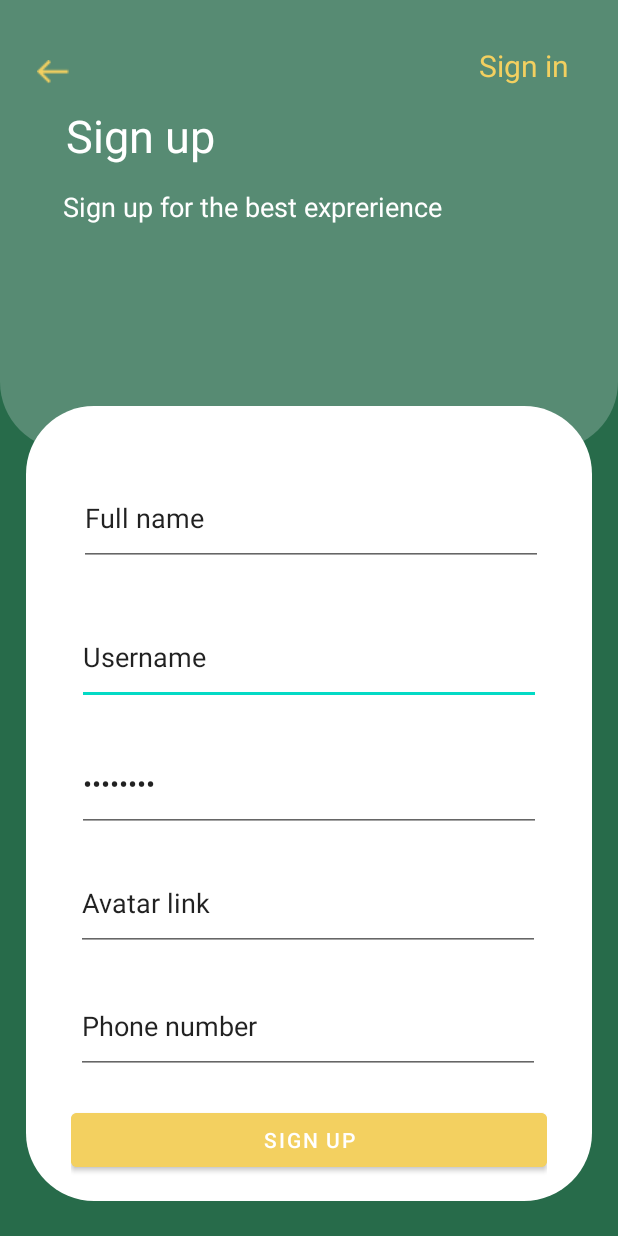
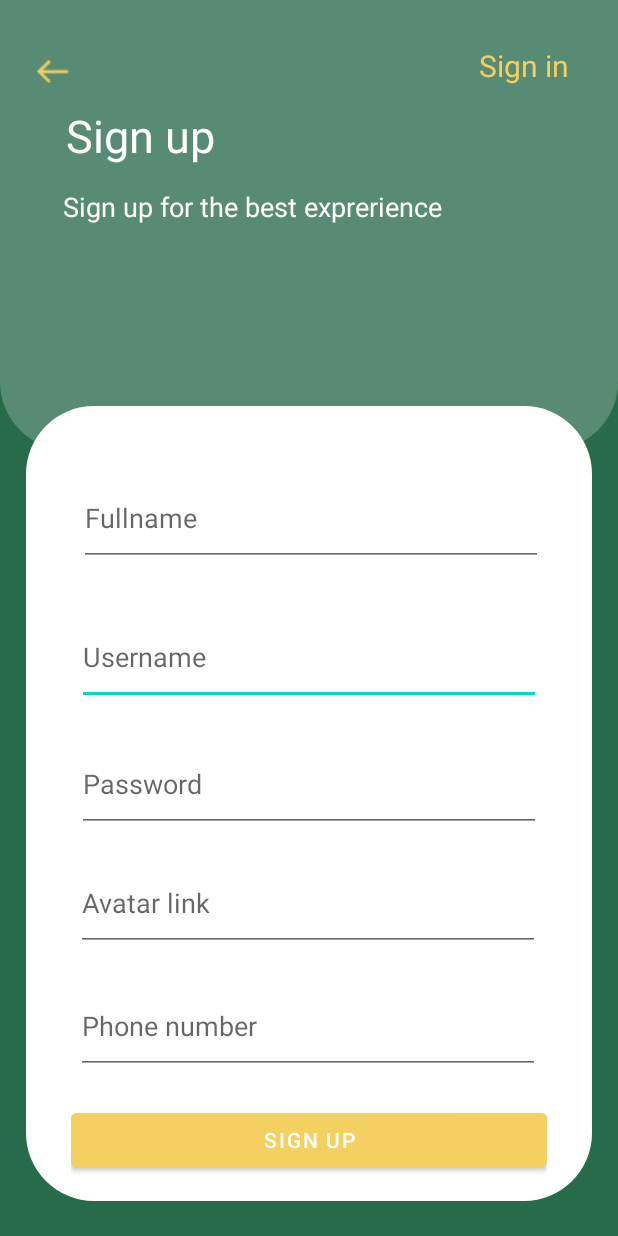
Before and after one commit to doandat8888/DoAnMobile, an Android app: the SignupActivity screen opened directly, with no data from a screen before it, on a phone screen of 412 x 824 dp. Run offline under Robolectric (Android 15) with nearby library versions, the phone set to English and light mode, and no system bars; our stand-ins replace Firebase (no records; nobody signed in at launch, a user with empty details on screens opened directly).

Commit message:
thêm nhẹ

```diff
--- a/app/src/main/res/layout/activity_signup.xml
+++ b/app/src/main/res/layout/activity_signup.xml
@@ -100,7 +100,7 @@
             android:layout_height="64dp"
             android:ems="10"
 
-            android:text="Username"
+            android:hint="Username"
             app:layout_constraintBottom_toBottomOf="parent"
             app:layout_constraintEnd_toEndOf="parent"
             app:layout_constraintHorizontal_bias="0.514"
@@ -114,7 +114,7 @@
             android:layout_height="64dp"
             android:ems="10"
 
-            android:text="Avatar link"
+            android:hint="Avatar link"
             app:layout_constraintBottom_toBottomOf="parent"
             app:layout_constraintEnd_toEndOf="parent"
             app:layout_constraintHorizontal_bias="0.441"
@@ -128,7 +128,7 @@
             android:layout_height="64dp"
             android:ems="10"
 
-            android:text="Phone number"
+            android:hint="Phone number"
             app:layout_constraintBottom_toBottomOf="parent"
             app:layout_constraintEnd_toEndOf="parent"
             app:layout_constraintHorizontal_bias="0.441"
@@ -142,7 +142,7 @@
             android:layout_height="64dp"
             android:ems="10"
             android:inputType="textPassword"
-            android:text="Password"
+            android:hint="Password"
             app:layout_constraintBottom_toBottomOf="parent"
             app:layout_constraintEnd_toEndOf="parent"
             app:layout_constraintHorizontal_bias="0.485"
@@ -168,7 +168,7 @@
             android:layout_height="64dp"
             android:ems="10"
 
-            android:text="Full name"
+            android:hint="Fullname"
             app:layout_constraintBottom_toBottomOf="parent"
             app:layout_constraintEnd_toEndOf="parent"
             app:layout_constraintHorizontal_bias="0.686"
--- a/app/src/main/res/layout/fragment_user.xml
+++ b/app/src/main/res/layout/fragment_user.xml
@@ -19,6 +19,7 @@
         android:src="@drawable/greenbackground" />
 
     <androidx.cardview.widget.CardView
+        android:id="@+id/userCardView"
         android:layout_width="120dp"
         android:layout_height="120dp"
         app:layout_constraintBottom_toBottomOf="parent"
```
Also changed, not shown: app/src/main/res/layout/activity_view_detail_product.xml (+13 -0 lines), app/src/main/res/drawable/heartfilled.png (added), app/src/main/res/drawable/heartunfilled.png (added).
